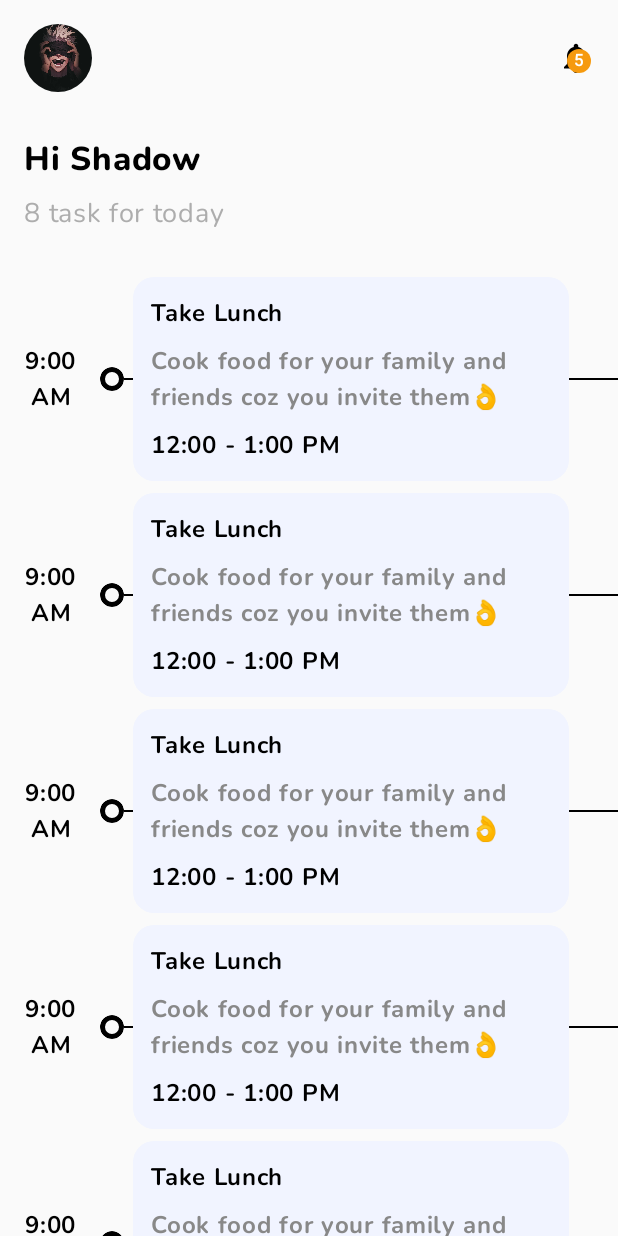
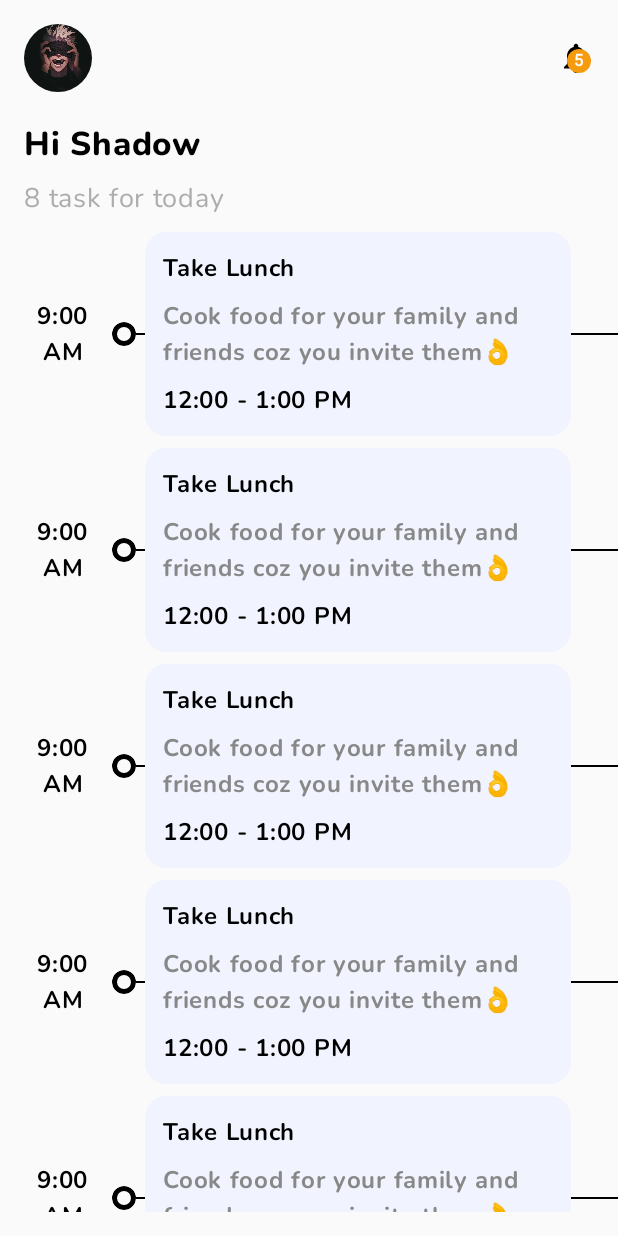
Before and after one commit to yhrjfj/TODO_UI_Compose, an Android app built with Jetpack Compose: the screen it shows after launch (MainActivity), on a phone screen of 412 x 824 dp. Run offline under Robolectric (Android 15) with nearby library versions, the phone set to English and light mode, and no system bars.

Commit message:
Make static ProfileHeaderComponent and WelcomeMessageComponent

```diff
--- a/app/src/main/java/com/yhr/jfj/todo_ui_compose/MainActivity.kt
+++ b/app/src/main/java/com/yhr/jfj/todo_ui_compose/MainActivity.kt
@@ -3,9 +3,12 @@ package com.yhr.jfj.todo_ui_compose
 import android.os.Bundle
 import androidx.activity.ComponentActivity
 import androidx.activity.compose.setContent
+import androidx.compose.foundation.layout.Column
 import androidx.compose.foundation.layout.PaddingValues
 import androidx.compose.foundation.layout.Spacer
+import androidx.compose.foundation.layout.fillMaxSize
 import androidx.compose.foundation.layout.height
+import androidx.compose.foundation.layout.padding
 import androidx.compose.foundation.lazy.LazyColumn
 import androidx.compose.ui.Modifier
 import androidx.compose.ui.unit.dp
@@ -19,21 +22,28 @@ class MainActivity : ComponentActivity() {
         super.onCreate(savedInstanceState)
         setContent {
             TODO_UI_ComposeTheme {
-                LazyColumn(
-                    contentPadding = PaddingValues(
+                Column(
+                    modifier = Modifier
+                        .fillMaxSize()
+                        .padding(
+                            start = 16.dp,
                             top = 16.dp,
-                        start = 16.dp,
                             bottom = 16.dp
                         )
                 ) {
-                    item {
                     ProfileHeaderComponent()
-                    }
-                    item {
-                        Spacer(modifier = Modifier.height(30.dp))
+
+                    Spacer(modifier = Modifier.height(20.dp))
+
                     WelcomeMessageComponent()
-                        Spacer(modifier = Modifier.height(30.dp))
-                    }
+
+                    Spacer(modifier = Modifier.height(10.dp))
+
+                    LazyColumn(
+                        contentPadding = PaddingValues(
+                            start = 8.dp
+                        )
+                    ) {
                         item {
                             TaskComponent()
                             Spacer(modifier = Modifier.height(8.dp))
@@ -56,3 +66,4 @@ class MainActivity : ComponentActivity() {
             }
         }
     }
+}
```
Lines whose indentation alone changed are shown as unchanged.
